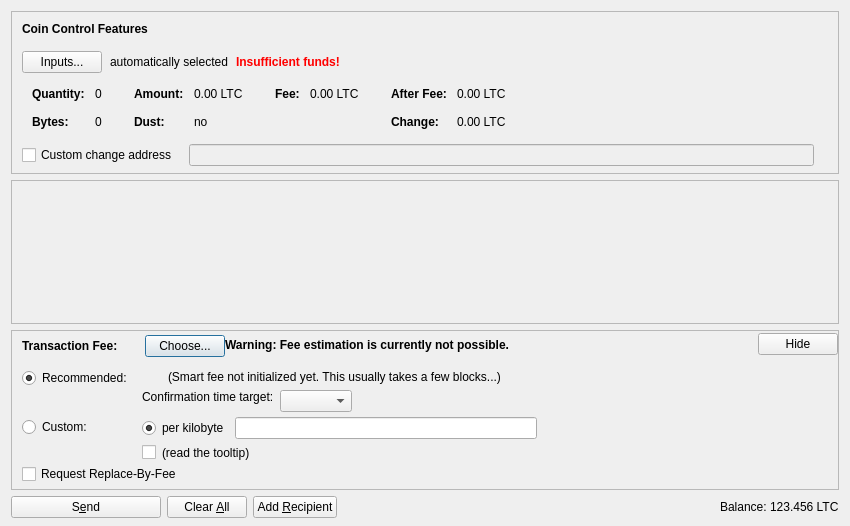
Above: src/qt/forms/sendcoinsdialog.ui from sarmadmakhdoom/cellcoin before the change. Below: the same form after it.
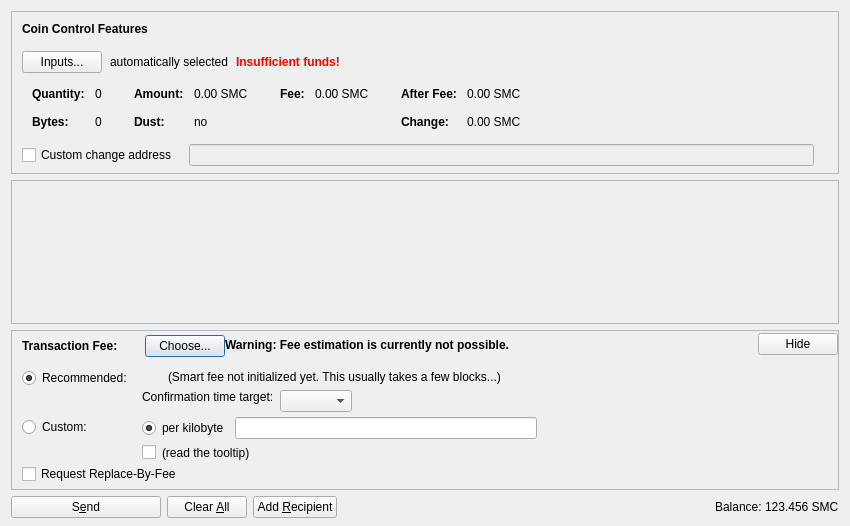
That is the form after the change. Icons and pictures are not drawn. Custom widgets are drawn as their Qt base class.

Patch:
```diff
--- a/src/qt/forms/sendcoinsdialog.ui
+++ b/src/qt/forms/sendcoinsdialog.ui
@@ -324,7 +324,7 @@
                   <enum>Qt::ActionsContextMenu</enum>
                  </property>
                  <property name="text">
-                  <string notr="true">0.00 LTC</string>
+                  <string notr="true">0.00 SMC</string>
                  </property>
                  <property name="textInteractionFlags">
                   <set>Qt::LinksAccessibleByMouse|Qt::TextSelectableByKeyboard|Qt::TextSelectableByMouse</set>
@@ -404,7 +404,7 @@
                   <enum>Qt::ActionsContextMenu</enum>
                  </property>
                  <property name="text">
-                  <string notr="true">0.00 LTC</string>
+                  <string notr="true">0.00 SMC</string>
                  </property>
                  <property name="textInteractionFlags">
                   <set>Qt::LinksAccessibleByMouse|Qt::TextSelectableByKeyboard|Qt::TextSelectableByMouse</set>
@@ -455,7 +455,7 @@
                   <enum>Qt::ActionsContextMenu</enum>
                  </property>
                  <property name="text">
-                  <string notr="true">0.00 LTC</string>
+                  <string notr="true">0.00 SMC</string>
                  </property>
                  <property name="textInteractionFlags">
                   <set>Qt::LinksAccessibleByMouse|Qt::TextSelectableByKeyboard|Qt::TextSelectableByMouse</set>
@@ -484,7 +484,7 @@
                   <enum>Qt::ActionsContextMenu</enum>
                  </property>
                  <property name="text">
-                  <string notr="true">0.00 LTC</string>
+                  <string notr="true">0.00 SMC</string>
                  </property>
                  <property name="textInteractionFlags">
                   <set>Qt::LinksAccessibleByMouse|Qt::TextSelectableByKeyboard|Qt::TextSelectableByMouse</set>
@@ -1253,7 +1253,7 @@
           <cursorShape>IBeamCursor</cursorShape>
          </property>
          <property name="text">
-          <string notr="true">123.456 LTC</string>
+          <string notr="true">123.456 SMC</string>
          </property>
          <property name="textInteractionFlags">
           <set>Qt::LinksAccessibleByMouse|Qt::TextSelectableByKeyboard|Qt::TextSelectableByMouse</set>
```
Left out of the diff: 4 changed lines with no effect on the pictures.
